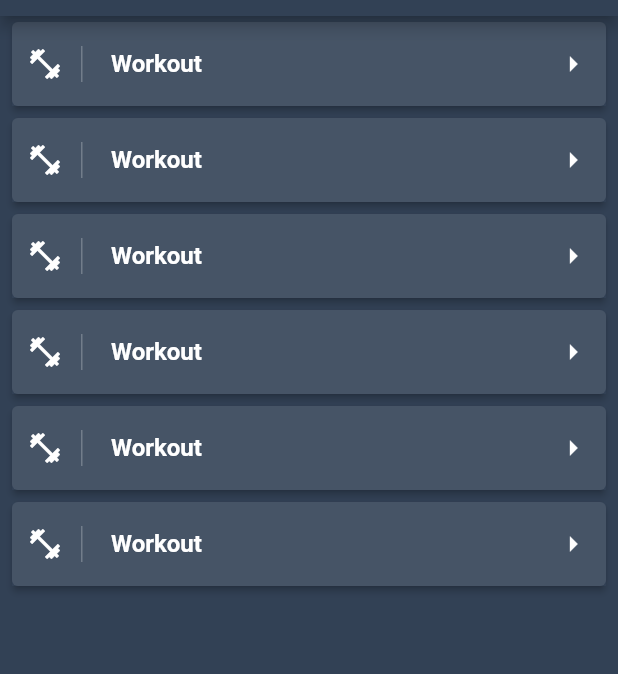
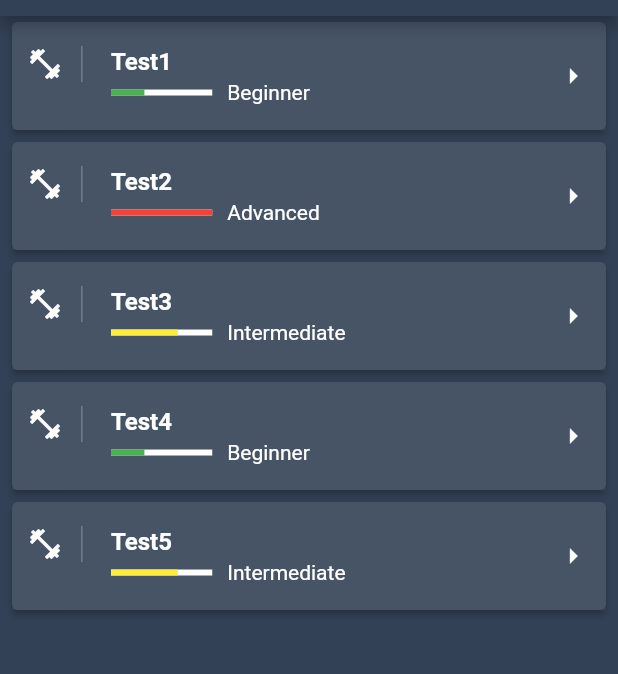
Before and after one commit to ln-sergey/maxfit, a Flutter app: the screen it shows after launch, on a phone screen of 412 x 824 dp, the part 68-742 px from its top. Run offline on Flutter 3.47's test engine with Material 2 defaults, Android fonts, the phone set to English and light mode, and no system bars.

Commit message:
* Create subtitle progress widget

```diff
--- a/lib/widgets/WorkoutList.dart
+++ b/lib/widgets/WorkoutList.dart
@@ -1,8 +1,14 @@
 import 'package:flutter/material.dart';
+import 'package:maxfit/domain/Workout.dart';
 
 class WorkoutList extends StatelessWidget {
-
-  final workouts = List<String>(6);
+  final workouts = [
+    Workout(title: 'Test1', author: 'Sergey', description: 'Text1', level: 'Beginner'),
+    Workout(title: 'Test2', author: 'Sergey', description: 'Text1', level: 'Advanced'),
+    Workout(title: 'Test3', author: 'Sergey', description: 'Text1', level: 'Intermediate'),
+    Workout(title: 'Test4', author: 'Sergey', description: 'Text1', level: 'Beginner'),
+    Workout(title: 'Test5', author: 'Sergey', description: 'Text1', level: 'Intermediate'),
+  ];
 
   @override
   Widget build(BuildContext context) {
@@ -16,19 +22,65 @@ class WorkoutList extends StatelessWidget {
                   color: Color.fromRGBO(50, 65, 85, 0.9),
                   child: ListTile(
                     contentPadding: EdgeInsets.symmetric(horizontal: 10),
-              title: Text('Workout', style: TextStyle(color: Theme.of(context).textTheme.headline1.color, fontWeight: FontWeight.bold)),
+                    title: Text(workouts[i].title,
+                        style: TextStyle(
+                            color: Theme.of(context).textTheme.headline1.color,
+                            fontWeight: FontWeight.bold)),
                     leading: Container(
                       padding: EdgeInsets.only(right: 12),
-                child: Icon(Icons.fitness_center, color: Theme.of(context).textTheme.headline1.color),
+                      child: Icon(Icons.fitness_center,
+                          color: Theme.of(context).textTheme.headline1.color),
                       decoration: BoxDecoration(
-                  border: Border(right: BorderSide(width: 1, color: Colors.white24))
-                ) ,
+                          border: Border(
+                              right:
+                                  BorderSide(width: 1, color: Colors.white24))),
                     ),
-              trailing: Icon(Icons.arrow_right, color: Theme.of(context).textTheme.headline1.color),
+                    trailing: Icon(Icons.arrow_right,
+                        color: Theme.of(context).textTheme.headline1.color),
+                        subtitle: _subtitle(context, workouts[i]),
                   ),
                 ),
+              )),
+    );
+  }
+
+  Widget _subtitle(BuildContext context, Workout workout) {
+    var color = Colors.grey;
+    var indicatorLevel = 0.0;
+
+    switch (workout.level) {
+      case 'Beginner':
+        color = Colors.green;
+        indicatorLevel = 0.33;
+        break;
+      case 'Intermediate':
+        color = Colors.yellow;
+        indicatorLevel = 0.66;
+        break;
+      case 'Advanced':
+        color = Colors.red;
+        indicatorLevel = 1.0;
+        break;
+    }
+    return Row(
+      children: [
+        Expanded(
+          flex: 1,
+          child: LinearProgressIndicator(
+            backgroundColor: Theme.of(context).textTheme.headline1.color,
+            value: indicatorLevel,
+            valueColor: AlwaysStoppedAnimation(color),
           )
         ),
+        SizedBox(width: 10),
+        Expanded(
+          flex: 3,
+          child: Text(
+            workout.level,
+            style: TextStyle(color: Theme.of(context).textTheme.headline1.color),
+            )
+          )
+      ],
     );
   }
 }
```
Lines whose indentation alone changed are shown as unchanged.
